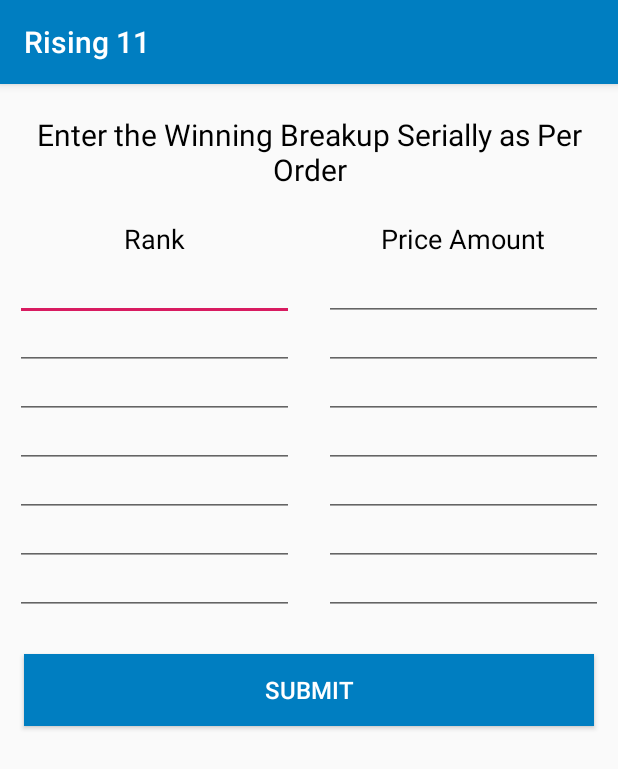
After one commit to Rajat-dey/Rising11, an Android app: the wining_breakup screen opened directly, with no data from a screen before it, on a phone screen of 412 x 824 dp. The commit adds this screen. Shown: the top 769 px of the screen. Run offline under Robolectric (Android 15) with nearby library versions, the phone set to English and light mode, and no system bars.

Commit message:
winning breakup added

```diff
--- a/app/src/main/AndroidManifest.xml
+++ b/app/src/main/AndroidManifest.xml
@@ -11,7 +11,8 @@
         android:label="@string/app_name"
         android:supportsRtl="true"
         android:theme="@style/AppTheme">
-        <activity android:name=".JoinedContest"></activity>
+        <activity android:name=".wining_breakup"></activity>
+        <activity android:name=".JoinedContest" />
         <activity android:name=".Contest" />
         <activity
             android:name=".HomeActivity"
--- /dev/null
+++ b/app/src/main/java/com/line/rising11/wining_breakup.java
@@ -0,0 +1,13 @@
+package com.line.rising11;
+
+import android.support.v7.app.AppCompatActivity;
+import android.os.Bundle;
+
+public class wining_breakup extends AppCompatActivity {
+
+    @Override
+    protected void onCreate(Bundle savedInstanceState) {
+        super.onCreate(savedInstanceState);
+        setContentView(R.layout.activity_wining_breakup);
+    }
+}
--- /dev/null
+++ b/app/src/main/res/layout/activity_wining_breakup.xml
@@ -0,0 +1,189 @@
+<?xml version="1.0" encoding="utf-8"?>
+<LinearLayout
+    xmlns:android="http://schemas.android.com/apk/res/android"
+    xmlns:app="http://schemas.android.com/apk/res-auto"
+    xmlns:tools="http://schemas.android.com/tools"
+    android:layout_width="match_parent"
+    android:layout_height="match_parent"
+    android:orientation="vertical"
+    tools:context=".wining_breakup">
+
+
+    <TextView
+        android:id="@+id/textView6"
+        android:layout_width="match_parent"
+        android:layout_height="wrap_content"
+        android:layout_marginTop="10dp"
+        android:gravity="center"
+        android:padding="10dp"
+        android:text="Enter the Winning Breakup Serially as Per Order"
+        android:textColor="@color/black_text"
+        android:textSize="20sp" />
+
+    <LinearLayout
+        android:layout_width="match_parent"
+        android:layout_height="wrap_content"
+        android:orientation="horizontal">
+
+        <LinearLayout
+            android:layout_width="0dp"
+            android:layout_height="match_parent"
+            android:layout_weight="1"
+            android:padding="10dp"
+            android:orientation="vertical">
+
+            <TextView
+                android:id="@+id/textView8"
+                android:layout_width="match_parent"
+                android:layout_height="wrap_content"
+                android:textColor="@color/black_text"
+                android:textSize="18sp"
+                android:gravity="center"
+                android:layout_marginBottom="10dp"
+                android:text="Rank" />
+
+            <EditText
+                android:id="@+id/rank1"
+                android:layout_width="match_parent"
+                android:layout_height="wrap_content"
+                android:ems="10"
+                android:padding="4dp"
+                android:inputType="number" />
+
+            <EditText
+                android:id="@+id/rank2"
+                android:layout_width="match_parent"
+                android:layout_height="wrap_content"
+                android:ems="10"
+                android:padding="4dp"
+                android:inputType="number" />
+
+            <EditText
+                android:id="@+id/rank3"
+                android:layout_width="match_parent"
+                android:layout_height="wrap_content"
+                android:ems="10"
+                android:padding="4dp"
+                android:inputType="number" />
+
+            <EditText
+                android:id="@+id/rank4"
+                android:layout_width="match_parent"
+                android:layout_height="wrap_content"
+                android:ems="10"
+                android:padding="4dp"
+                android:inputType="number" />
+
+            <EditText
+                android:id="@+id/rank5"
+                android:layout_width="match_parent"
+                android:layout_height="wrap_content"
+                android:ems="10"
+                android:padding="4dp"
+                android:inputType="number" />
+
+            <EditText
+                android:id="@+id/rank6"
+                android:layout_width="match_parent"
+                android:layout_height="wrap_content"
+                android:ems="10"
+                android:padding="4dp"
+                android:inputType="number" />
+
+            <EditText
+                android:id="@+id/rank7"
+                android:layout_width="match_parent"
+                android:layout_height="wrap_content"
+                android:padding="4dp"
+                android:ems="10"
+                android:inputType="number" />
+        </LinearLayout>
+
+        <LinearLayout
+            android:layout_width="0dp"
+            android:layout_height="match_parent"
+            android:layout_weight="1"
+            android:padding="10dp"
+            android:orientation="vertical">
+
+            <TextView
+                android:layout_width="match_parent"
+                android:layout_height="wrap_content"
+                android:textColor="@color/black_text"
+                android:textSize="18sp"
+                android:gravity="center"
+                android:layout_marginBottom="10dp"
+                android:text="Price Amount" />
+
+            <EditText
+                android:id="@+id/amount1"
+                android:layout_width="match_parent"
+                android:layout_height="wrap_content"
+                android:ems="10"
+                android:padding="4dp"
+                android:inputType="number" />
+
+            <EditText
+                android:id="@+id/amount2"
+                android:layout_width="match_parent"
+                android:layout_height="wrap_content"
+                android:ems="10"
+                android:padding="4dp"
+                android:inputType="number" />
+
+            <EditText
+                android:id="@+id/amount3"
+                android:layout_width="match_parent"
+                android:layout_height="wrap_content"
+                android:ems="10"
+                android:padding="4dp"
+                android:inputType="number" />
+
+            <EditText
+                android:id="@+id/amount4"
+                android:layout_width="match_parent"
+                android:layout_height="wrap_content"
+                android:ems="10"
+                android:padding="4dp"
+                android:inputType="number" />
+
+            <EditText
+                android:id="@+id/amount5"
+                android:layout_width="match_parent"
+                android:layout_height="wrap_content"
+                android:ems="10"
+                android:padding="4dp"
+                android:inputType="number" />
+
+            <EditText
+                android:id="@+id/amount6"
+                android:layout_width="match_parent"
+                android:layout_height="wrap_content"
+                android:ems="10"
+                android:padding="4dp"
+                android:inputType="number" />
+
+            <EditText
+                android:id="@+id/amount7"
+                android:layout_width="match_parent"
+                android:layout_height="wrap_content"
+                android:ems="10"
+                android:padding="4dp"
+                android:inputType="number" />
+
+
+        </LinearLayout>
+    </LinearLayout>
+
+    <Button
+        android:id="@+id/button2"
+        android:layout_width="match_parent"
+        android:layout_margin="16dp"
+        android:layout_marginTop="10dp"
+        android:layout_height="wrap_content"
+        android:text="SUBMIT"
+        android:textColor="@color/white_text"
+        android:textSize="16sp"
+        android:background="@color/colorPrimary"
+        />
+</LinearLayout>
--- a/app/src/main/res/layout/fragment_home.xml
+++ b/app/src/main/res/layout/fragment_home.xml
@@ -167,9 +167,6 @@
         android:layout_width="match_parent"
         android:layout_height="match_parent"
         android:layout_below="@id/cv_watched">
-
-
-
 
         <LinearLayout
             android:layout_width="match_parent"
```
